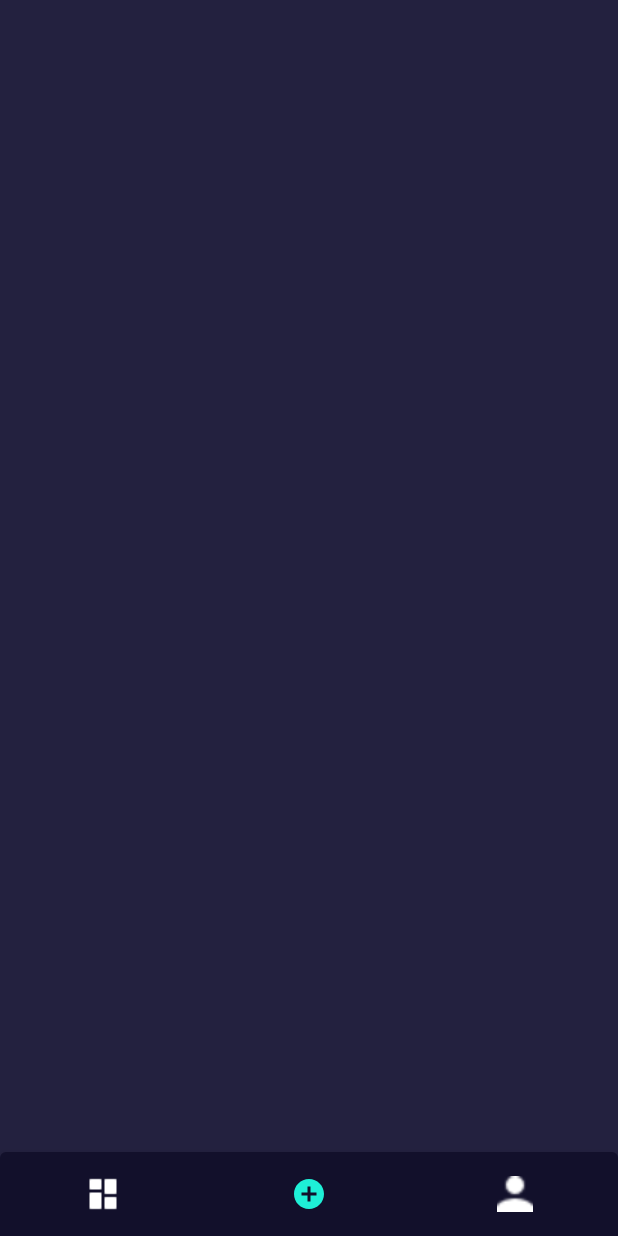
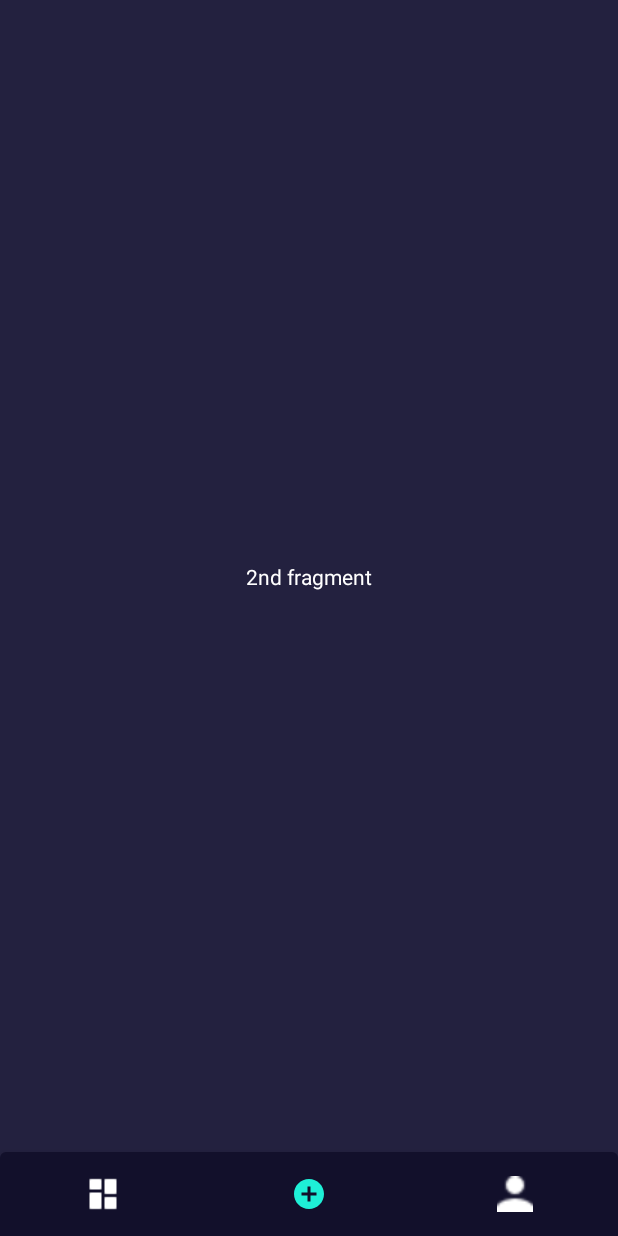
Before and after one commit to Shmuser/mems, an Android app: the MemesMainActivity screen opened directly, with no data from a screen before it, item 2 of the bottom bar chosen, on a phone screen of 412 x 824 dp. Run offline under Robolectric (Android 15) with nearby library versions, the phone set to English and light mode, and no system bars.

Commit message:
инициализация главного экрана(логика)

```diff
--- a/app/src/main/java/ru/vladroid/projs/mems/fragments/TestFragment.kt
+++ b/app/src/main/java/ru/vladroid/projs/mems/fragments/TestFragment.kt
@@ -1,4 +1,31 @@
 package ru.vladroid.projs.mems.fragments
 
-class TestFragment {
+import android.os.Bundle
+import android.view.LayoutInflater
+import android.view.View
+import android.view.ViewGroup
+import android.widget.TextView
+import androidx.fragment.app.Fragment
+import ru.vladroid.projs.mems.R
+
+class TestFragment : Fragment() {
+
+    override fun onCreateView(
+        inflater: LayoutInflater,
+        container: ViewGroup?,
+        savedInstanceState: Bundle?
+    ): View? {
+        return inflater.inflate(R.layout.fragment_test, container, false)
+    }
+
+    override fun onViewCreated(view: View, savedInstanceState: Bundle?) {
+        super.onViewCreated(view, savedInstanceState)
+        val textView = view.findViewById<TextView>(R.id.text_test)
+        val text = arguments?.getString(textKey) ?: "default text"
+        textView.text = text
+    }
+
+    companion object {
+        val textKey = "fragment_test_test_key"
+    }
 }
--- a/app/src/main/java/ru/vladroid/projs/mems/screens/MemesMainActivity.kt
+++ b/app/src/main/java/ru/vladroid/projs/mems/screens/MemesMainActivity.kt
@@ -1,13 +1,63 @@
 package ru.vladroid.projs.mems.screens
 
 import android.os.Bundle
+import android.widget.FrameLayout
 import androidx.appcompat.app.AppCompatActivity
+import com.google.android.material.bottomnavigation.BottomNavigationView
 import ru.vladroid.projs.mems.R
+import ru.vladroid.projs.mems.fragments.TestFragment
 
 class MemesMainActivity : AppCompatActivity() {
+    private lateinit var bottomNavigationView: BottomNavigationView
+    private lateinit var frameLayout: FrameLayout
 
     override fun onCreate(savedInstanceState: Bundle?) {
         super.onCreate(savedInstanceState)
         setContentView(R.layout.activity_memes_main)
+        bottomNavigationView = findViewById(R.id.bottom_nav_view)
+        frameLayout = findViewById(R.id.fragment_container)
+
+        toMemesActivityTestImpl()
+    }
+
+    private fun toMemesActivityTestImpl() {
+        val fragmentFirst = TestFragment()
+        val argsFirst = Bundle()
+        argsFirst.putString(TestFragment.textKey, "1st fragment")
+        fragmentFirst.arguments = argsFirst
+        val fragmentSecond = TestFragment()
+        val argsSecond = Bundle()
+        argsSecond.putString(TestFragment.textKey, "2nd fragment")
+        fragmentSecond.arguments = argsSecond
+        val fragmentThird = TestFragment()
+        val argsThird = Bundle()
+        argsThird.putString(TestFragment.textKey, "3rd fragment")
+        fragmentThird.arguments = argsThird
+
+        supportFragmentManager.beginTransaction()
+            .add(R.id.fragment_container, fragmentFirst).commit()
+
+        bottomNavigationView.setOnNavigationItemSelectedListener {
+            when (it.itemId) {
+                R.id.action_news -> {
+                    supportFragmentManager.beginTransaction()
+                        .replace(R.id.fragment_container, fragmentFirst).commit()
+                    return@setOnNavigationItemSelectedListener true
+                }
+                R.id.action_add -> {
+                    supportFragmentManager.beginTransaction()
+                        .replace(R.id.fragment_container, fragmentSecond).commit()
+                    return@setOnNavigationItemSelectedListener true
+
+                }
+                R.id.action_profile -> {
+                    supportFragmentManager.beginTransaction()
+                        .replace(R.id.fragment_container, fragmentThird).commit()
+                    return@setOnNavigationItemSelectedListener true
+
+                }
+            }
+            return@setOnNavigationItemSelectedListener false
+        }
     }
 }
```
